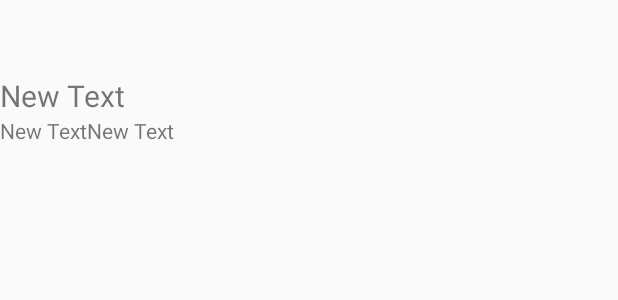
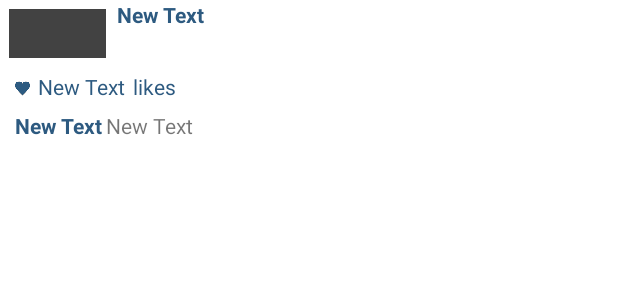
Before and after one commit to vampserv/android-bootcamp-project-1, an Android app: the layout item_photo.xml on its own in the app's theme, with its tools: preview values and no code run, on a phone screen of 412 x 824 dp. Shown: the top 300 px of the screen. Run offline under Robolectric (Android 15) with nearby library versions, the phone set to English and light mode, and no system bars.

Commit message:
some optional tasks

```diff
--- a/InstagramPhotoViewer/app/build.gradle
+++ b/InstagramPhotoViewer/app/build.gradle
@@ -24,4 +24,7 @@ dependencies {
     compile 'com.android.support:appcompat-v7:22.0.0'
     compile 'com.loopj.android:android-async-http:1.4.5'
     compile 'com.squareup.picasso:picasso:2.5.2'
+    compile 'com.makeramen:roundedimageview:2.0.1'
+    compile 'com.android.support:support-v4:22.0.0'
+
 }
--- a/InstagramPhotoViewer/app/src/main/AndroidManifest.xml
+++ b/InstagramPhotoViewer/app/src/main/AndroidManifest.xml
@@ -11,6 +11,7 @@
         android:theme="@style/AppTheme" >
         <activity
             android:name=".PhotoStreamActivity"
+            android:theme="@android:style/Theme.Black.NoTitleBar.Fullscreen"
             android:label="@string/app_name" >
             <intent-filter>
                 <action android:name="android.intent.action.MAIN" />
--- a/InstagramPhotoViewer/app/src/main/java/com/edward/instagramphotoviewer/PhotoAdapter.java
+++ b/InstagramPhotoViewer/app/src/main/java/com/edward/instagramphotoviewer/PhotoAdapter.java
@@ -1,14 +1,17 @@
 package com.edward.instagramphotoviewer;
 
 import android.content.Context;
+import android.graphics.Color;
 import android.view.LayoutInflater;
 import android.view.View;
 import android.view.ViewGroup;
+import android.view.animation.Transformation;
 import android.widget.ArrayAdapter;
 import android.widget.ImageView;
 import android.widget.TextView;
 
 import com.edward.instagramphotoviewer.models.Photo;
+import com.makeramen.roundedimageview.RoundedTransformationBuilder;
 import com.squareup.picasso.Picasso;
 
 import java.util.ArrayList;
@@ -33,15 +36,25 @@ public class PhotoAdapter extends ArrayAdapter<Photo> {
 
         TextView tvCaption = (TextView) convertView.findViewById(R.id.tvCaption);
         TextView tvAuthor = (TextView) convertView.findViewById(R.id.tvAuthor);
+        TextView tvAuthorTop = (TextView) convertView.findViewById(R.id.tvAuthorTop);
+        TextView tvLocation = (TextView) convertView.findViewById(R.id.tvLocation);
         TextView tvLikes = (TextView) convertView.findViewById(R.id.tvLikes);
         ImageView ivPhoto = (ImageView) convertView.findViewById(R.id.ivPhoto);
+        ImageView ivAuthorPhoto = (ImageView) convertView.findViewById(R.id.ivAuthorPhoto);
 
         tvCaption.setText(photo.caption);
         tvAuthor.setText(photo.author);
+        tvAuthorTop.setText(photo.author);
+//        tvLocation.setText(photo.location);
         tvLikes.setText(Integer.toString(photo.likes));
         ivPhoto.setImageResource(0);
-        Picasso.with(getContext()).load(photo.imageUrl).into(ivPhoto);
-//        ivPhoto.setImageURI(photo.imageUrl);
+        Picasso.with(getContext()).load(photo.imageUrl).placeholder(R.drawable.placeholder).into(ivPhoto);
+
+        com.squareup.picasso.Transformation transformation = new RoundedTransformationBuilder()
+                .cornerRadiusDp(100)
+                .oval(true)
+                .build();
+        Picasso.with(getContext()).load(photo.authorPhoto).placeholder(R.drawable.placeholder).fit().transform(transformation).into(ivAuthorPhoto);
 
         return convertView;
     }
--- a/InstagramPhotoViewer/app/src/main/java/com/edward/instagramphotoviewer/PhotoStreamActivity.java
+++ b/InstagramPhotoViewer/app/src/main/java/com/edward/instagramphotoviewer/PhotoStreamActivity.java
@@ -1,11 +1,15 @@
 package com.edward.instagramphotoviewer;
 
+import android.app.Activity;
+import android.support.v4.widget.SwipeRefreshLayout;
 import android.support.v7.app.ActionBarActivity;
 import android.os.Bundle;
 import android.text.Spanned;
 import android.util.Log;
 import android.view.Menu;
 import android.view.MenuItem;
+import android.view.Window;
+import android.view.WindowManager;
 import android.widget.ListView;
 import android.widget.Toast;
 
@@ -22,16 +26,27 @@ import org.json.JSONObject;
 import java.util.ArrayList;
 
 
-public class PhotoStreamActivity extends ActionBarActivity {
+public class PhotoStreamActivity extends Activity {
 
     public static final String CLIENT_ID = "4270539ed0654e9cb51dbafeadb42ae6";
     private ArrayList<Photo> photos;
     private PhotoAdapter aPhotos;
 
+    private SwipeRefreshLayout swipeContainer;
+
     @Override
     protected void onCreate(Bundle savedInstanceState) {
         super.onCreate(savedInstanceState);
         setContentView(R.layout.activity_photos);
+
+        swipeContainer = (SwipeRefreshLayout) findViewById(R.id.swipeContainer);
+        swipeContainer.setOnRefreshListener(new SwipeRefreshLayout.OnRefreshListener() {
+            @Override
+            public void onRefresh() {
+                fetchPopularPhotos();
+            }
+        });
+
         photos = new ArrayList<>();
         aPhotos = new PhotoAdapter(this, photos);
         ListView lvPhotos = (ListView) findViewById(R.id.lvPhotos);
@@ -48,6 +63,7 @@ public class PhotoStreamActivity extends ActionBarActivity {
             @Override
             public void onSuccess(int statusCode, Header[] headers, JSONObject response) {
                 JSONArray photosJSON = null;
+                aPhotos.clear();
                 try {
                     photosJSON = response.getJSONArray("data");
                     for (int i = 0; i < photosJSON.length(); i++) {
@@ -59,8 +75,10 @@ public class PhotoStreamActivity extends ActionBarActivity {
                         photo.likes = photoJSON.getJSONObject("likes").getInt("count");
                         photo.createdAt = photoJSON.getString("created_time");
                         photo.link = photoJSON.getString("link");
+                        photo.location = photoJSON.getString("location");
                         photo.imageUrl = photoJSON.getJSONObject("images").getJSONObject("standard_resolution").getString("url");
                         photo.imageHeight = photoJSON.getJSONObject("images").getJSONObject("standard_resolution").getInt("height");
+                        photo.authorPhoto = photoJSON.getJSONObject("user").getString("profile_picture");
                         photos.add(photo);
                     }
 
@@ -69,6 +87,7 @@ public class PhotoStreamActivity extends ActionBarActivity {
                 }
 
                 aPhotos.notifyDataSetChanged();
+                swipeContainer.setRefreshing(false);
             }
 
             @Override
--- a/InstagramPhotoViewer/app/src/main/java/com/edward/instagramphotoviewer/models/Photo.java
+++ b/InstagramPhotoViewer/app/src/main/java/com/edward/instagramphotoviewer/models/Photo.java
@@ -14,6 +14,8 @@ public class Photo {
     public String imageUrl;
     public String createdAt;
     public int likes;
+    public String authorPhoto;
+    public String location;
 
 
     public static ArrayList<Photo> getMockPhotos() {
--- a/InstagramPhotoViewer/app/src/main/res/layout/activity_photos.xml
+++ b/InstagramPhotoViewer/app/src/main/res/layout/activity_photos.xml
@@ -1,6 +1,12 @@
 <RelativeLayout xmlns:android="http://schemas.android.com/apk/res/android"
     xmlns:tools="http://schemas.android.com/tools" android:layout_width="match_parent"
     android:layout_height="match_parent" tools:context=".PhotoStream">
+
+    <android.support.v4.widget.SwipeRefreshLayout
+        xmlns:android="http://schemas.android.com/apk/res/android"
+        android:id="@+id/swipeContainer"
+        android:layout_width="match_parent"
+        android:layout_height="match_parent">
 
     <ListView
         android:layout_width="wrap_content"
@@ -12,4 +18,7 @@
         android:layout_alignParentBottom="true"
         android:layout_alignParentRight="true"
         android:layout_alignParentEnd="true" />
+
+    </android.support.v4.widget.SwipeRefreshLayout>
+
 </RelativeLayout>
--- a/InstagramPhotoViewer/app/src/main/res/layout/item_photo.xml
+++ b/InstagramPhotoViewer/app/src/main/res/layout/item_photo.xml
@@ -1,6 +1,36 @@
 <?xml version="1.0" encoding="utf-8"?>
 <RelativeLayout xmlns:android="http://schemas.android.com/apk/res/android"
-    android:layout_width="match_parent" android:layout_height="match_parent">
+    android:layout_width="match_parent" android:layout_height="match_parent"
+    android:background="#fff">
+
+    <ImageView
+        android:layout_width="match_parent"
+        android:layout_height="fill_parent"
+        android:id="@+id/ivAuthorPhoto"
+        android:layout_alignParentTop="true"
+        android:layout_alignParentLeft="true"
+        android:layout_alignParentStart="true"
+        android:src="@color/background_floating_material_dark"
+        android:layout_toStartOf="@+id/tvCaption"
+        android:adjustViewBounds="true"
+        android:scaleType="fitXY"
+        android:layout_alignBottom="@+id/tvLocation"
+        android:layout_marginLeft="6dp"
+        android:layout_marginTop="6dp"
+        android:layout_toLeftOf="@+id/tvCaption" />
+
+    <TextView
+        android:layout_width="wrap_content"
+        android:layout_height="wrap_content"
+        android:text="New Text"
+        android:id="@+id/tvAuthorTop"
+        android:textStyle="bold"
+        android:paddingRight="2dp"
+        android:textColor="#2d5a80"
+        android:layout_alignParentTop="true"
+        android:layout_toRightOf="@+id/ivAuthorPhoto"
+        android:layout_toEndOf="@+id/ivAuthorPhoto"
+        android:layout_marginLeft="7dp" />
 
     <ImageView
         android:layout_width="match_parent"
@@ -8,10 +38,11 @@
         android:id="@+id/ivPhoto"
         android:adjustViewBounds="true"
         android:scaleType="fitXY"
-        android:minHeight="50dp"
-        android:layout_alignParentTop="true"
+        android:longClickable="false"
+        android:layout_below="@+id/ivAuthorPhoto"
         android:layout_alignParentLeft="true"
-        android:layout_alignParentStart="true" />
+        android:layout_alignParentStart="true"
+        android:layout_marginTop="5dp" />
 
     <TextView
         android:layout_width="wrap_content"
@@ -19,27 +50,69 @@
         android:text="New Text"
         android:id="@+id/tvCaption"
         android:maxLines="3"
-        android:textSize="20sp"
-        android:layout_below="@+id/ivPhoto"
-        android:layout_alignParentLeft="true"
-        android:layout_alignParentStart="true"
-        android:ellipsize="end" />
+        android:ellipsize="end"
+        android:layout_alignTop="@+id/tvAuthor"
+        android:layout_toRightOf="@+id/tvAuthor"
+        android:layout_toEndOf="@+id/tvAuthor" />
 
     <TextView
         android:layout_width="wrap_content"
         android:layout_height="wrap_content"
         android:text="New Text"
         android:id="@+id/tvAuthor"
-        android:layout_below="@+id/tvCaption"
-        android:layout_alignLeft="@+id/tvCaption"
-        android:layout_alignStart="@+id/tvCaption" />
+        android:textStyle="bold"
+        android:paddingRight="2dp"
+        android:layout_below="@+id/ivLikeIcon"
+        android:layout_alignParentLeft="true"
+        android:layout_alignParentStart="true"
+        android:layout_marginLeft="10dp"
+        android:layout_marginTop="10dp"
+        android:paddingBottom="8dp"
+        android:textColor="#2d5a80" />
+
+    <ImageView
+        android:layout_width="10dp"
+        android:layout_height="10dp"
+        android:id="@+id/ivLikeIcon"
+        android:src="@drawable/heart_icon"
+        android:layout_below="@+id/ivPhoto"
+        android:maxHeight="2dip"
+        android:maxWidth="2dip"
+        android:minHeight="2dip"
+        android:minWidth="2dip"
+        android:layout_marginLeft="10dp"
+        android:layout_marginTop="10dp" />
 
     <TextView
         android:layout_width="wrap_content"
         android:layout_height="wrap_content"
         android:text="New Text"
         android:id="@+id/tvLikes"
-        android:layout_below="@+id/tvCaption"
-        android:layout_toRightOf="@+id/tvAuthor"
-        android:layout_toEndOf="@+id/tvAuthor" />
+        android:layout_alignTop="@+id/ivLikeIcon"
+        android:layout_toRightOf="@+id/ivLikeIcon"
+        android:layout_toEndOf="@+id/ivLikeIcon"
+        android:layout_marginTop="-6dp"
+        android:paddingLeft="5dp"
+        android:paddingRight="5dp"
+        android:textColor="#2d5a80" />
+
+    <TextView
+        android:layout_width="wrap_content"
+        android:layout_height="wrap_content"
+        android:text="@string/likes_label"
+        android:id="@+id/tvLikesLabel"
+        android:layout_alignTop="@+id/tvLikes"
+        android:layout_toRightOf="@+id/tvLikes"
+        android:layout_toEndOf="@+id/tvLikes"
+        android:textColor="#2d5a80" />
+
+    <TextView
+        android:layout_width="wrap_content"
+        android:layout_height="wrap_content"
+        android:id="@+id/tvLocation"
+        android:layout_below="@+id/tvAuthorTop"
+        android:layout_toLeftOf="@+id/tvLikesLabel"
+        android:layout_toStartOf="@+id/tvLikesLabel"
+        android:layout_marginLeft="7dp" />
+
 </RelativeLayout>
--- a/InstagramPhotoViewer/app/src/main/res/values/strings.xml
+++ b/InstagramPhotoViewer/app/src/main/res/values/strings.xml
@@ -3,4 +3,5 @@
 
     <string name="hello_world">Hello world!</string>
     <string name="action_settings">Settings</string>
+    <string name="likes_label">likes</string>
 </resources>
```
Also changed, not shown: InstagramPhotoViewer/app/src/main/res/drawable/heart_icon.png (added), InstagramPhotoViewer/app/src/main/res/drawable/placeholder.png (added), 2 other files.
